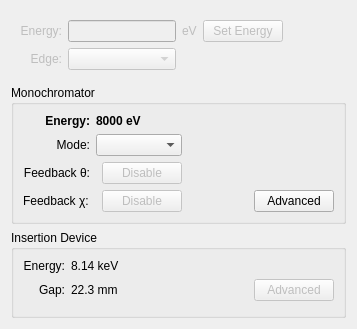
spc-group/haven, file firefly/energy.ui: the form before one commit.
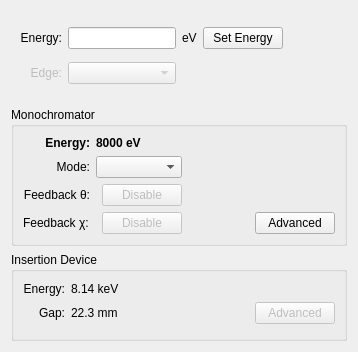
The form after the commit. Custom widgets are drawn as their Qt base class.

Commit message: Connected the energy display to the queueserver client.

```diff
--- a/firefly/energy.ui
+++ b/firefly/energy.ui
@@ -6,8 +6,8 @@
    <rect>
     <x>0</x>
     <y>0</y>
-    <width>357</width>
-    <height>324</height>
+    <width>358</width>
+    <height>352</height>
    </rect>
   </property>
   <property name="windowTitle">
@@ -17,7 +17,7 @@
    <item>
     <widget class="QWidget" name="widget" native="true">
      <property name="enabled">
-      <bool>false</bool>
+      <bool>true</bool>
      </property>
      <layout class="QHBoxLayout" name="horizontalLayout_4">
       <item>
@@ -25,7 +25,7 @@
         <item row="0" column="1">
          <widget class="QLineEdit" name="lineEdit">
           <property name="enabled">
-           <bool>false</bool>
+           <bool>true</bool>
           </property>
          </widget>
         </item>
@@ -46,7 +46,7 @@
         <item row="0" column="3">
          <widget class="QPushButton" name="pushButton">
           <property name="enabled">
-           <bool>false</bool>
+           <bool>true</bool>
           </property>
           <property name="text">
            <string>Set Energy</string>
@@ -65,6 +65,9 @@
         </item>
         <item row="2" column="0">
          <widget class="QLabel" name="label_5">
+          <property name="enabled">
+           <bool>false</bool>
+          </property>
           <property name="text">
            <string>Edge:</string>
           </property>
```
Left out of the diff: 4 changed lines with no effect on the pictures. The commit also changes 4 other files.
